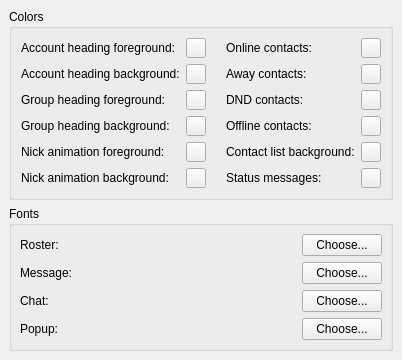
The window that src/options/opt_appearance.ui (mblsha/yapsi-psi-snapshot) describes before a commit, drawn with Qt 5.
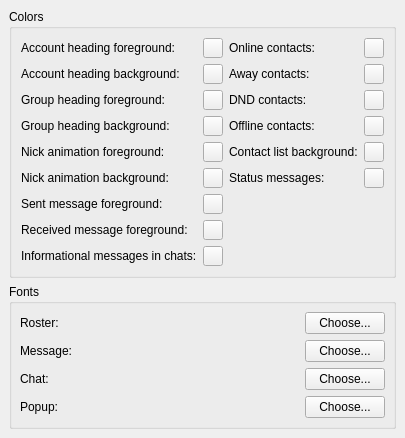
The same window after the commit. Custom widgets are drawn as their Qt base class.

```diff
--- a/src/options/opt_appearance.ui
+++ b/src/options/opt_appearance.ui
@@ -165,6 +165,69 @@
          <string/>
         </property>
        </widget>
+       </item>
+       <item row="6" column="1" >
+       <widget class="QToolButton" name="pb_cMessageSent" >
+        <property name="sizePolicy" >
+         <sizepolicy>
+          <hsizetype>0</hsizetype>
+          <vsizetype>0</vsizetype>
+          <horstretch>0</horstretch>
+          <verstretch>0</verstretch>
+         </sizepolicy>
+        </property>
+        <property name="maximumSize" >
+         <size>
+          <width>20</width>
+          <height>20</height>
+         </size>
+        </property>
+        <property name="text" >
+         <string/>
+        </property>
+       </widget>
+      </item>
+	<item row="7" column="1">
+       <widget class="QToolButton" name="pb_cMessageReceived" >
+        <property name="sizePolicy" >
+         <sizepolicy>
+          <hsizetype>0</hsizetype>
+          <vsizetype>0</vsizetype>
+          <horstretch>0</horstretch>
+          <verstretch>0</verstretch>
+         </sizepolicy>
+        </property>
+        <property name="maximumSize" >
+         <size>
+          <width>20</width>
+          <height>20</height>
+         </size>
+        </property>
+        <property name="text" >
+         <string/>
+        </property>
+       </widget>
+      </item>
+      <item row="8" column="1">
+       <widget class="QToolButton" name="pb_cSysMsg">
+        <property name="sizePolicy" >
+         <sizepolicy>
+          <hsizetype>0</hsizetype>
+          <vsizetype>0</vsizetype>
+          <horstretch>0</horstretch>
+          <verstretch>0</verstretch>
+         </sizepolicy>
+        </property>
+        <property name="maximumSize" >
+         <size>
+          <width>20</width>
+          <height>20</height>
+         </size>
+        </property>
+        <property name="text" >
+         <string/>
+        </property>
+       </widget>
       </item>
       <item row="1" column="1" >
        <widget class="QToolButton" name="pb_cProfileBack" >
@@ -284,6 +347,27 @@
          <string>Nick animation background:</string>
         </property>
        </widget>
+	</item>
+      <item row="6" column="0">
+       <widget class="QLabel" name="tl_cMessageSent" >
+        <property name="text" >
+         <string>Sent message foreground:</string>
+        </property>
+       </widget>
+      </item>
+      <item row="7" column="0">
+       <widget class="QLabel" name="tl_cMessageReceived" >
+        <property name="text" >
+         <string>Received message foreground:</string>
+        </property>
+       </widget>
+      </item>
+      <item row="8" column="0">
+       <widget class="QLabel" name="tl_cSysMsg">
+        <property name="text">
+         <string>Informational messages in chats:</string>
+        </property>
+       </widget>
       </item>
       <item row="0" column="0" >
        <widget class="QLabel" name="tl_cProfileFore" >
```
Left out of the diff: 3 changed lines with no effect on the pictures.
